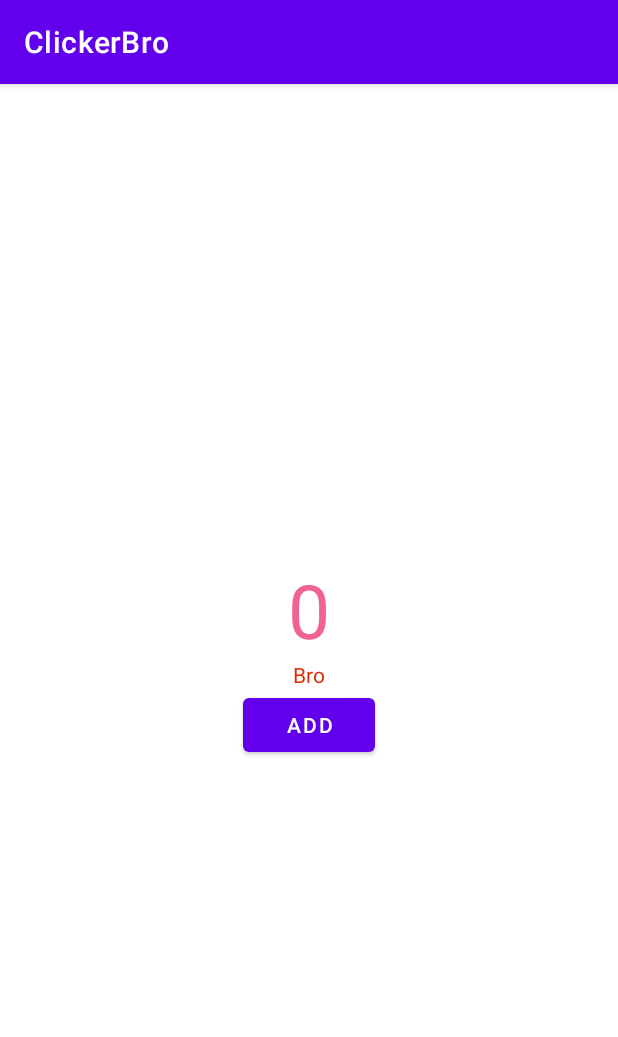
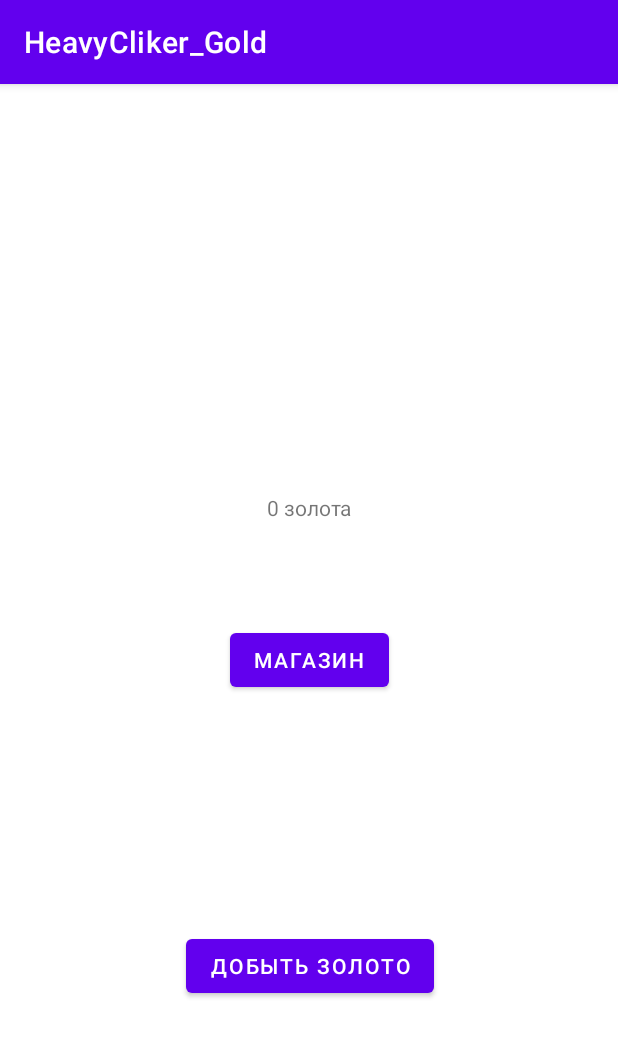
Before and after one commit to tyapckindan/ClickerBro, an Android app: the screen it shows after launch (MainActivity), on a phone screen of 412 x 824 dp. Shown: the top 1037 px of the screen. Run offline under Robolectric (Android 15) with nearby library versions, the phone set to English and light mode, and no system bars.

Commit message:
Кликер шахтёра

```diff
--- a/app/src/main/AndroidManifest.xml
+++ b/app/src/main/AndroidManifest.xml
@@ -12,6 +12,9 @@
         android:theme="@style/Theme.ClickerBro"
         tools:targetApi="31">
         <activity
+            android:name=".ShopActivity"
+            android:exported="false" />
+        <activity
             android:name=".MainActivity"
             android:exported="true">
             <intent-filter>
--- a/app/src/main/java/com/example/clickerbro/MainActivity.java
+++ b/app/src/main/java/com/example/clickerbro/MainActivity.java
@@ -1,49 +1,99 @@
 package com.example.clickerbro;
 
+import android.app.Activity;
+import android.content.Intent;
+import android.content.pm.ActivityInfo;
 import android.os.Bundle;
-import android.util.Log;
+import android.os.CountDownTimer;
 import android.view.View;
 import android.widget.TextView;
 
-import androidx.annotation.NonNull;
+import androidx.activity.result.ActivityResult;
+import androidx.activity.result.ActivityResultCallback;
+import androidx.activity.result.ActivityResultLauncher;
+import androidx.activity.result.contract.ActivityResultContracts;
 import androidx.appcompat.app.AppCompatActivity;
 
 public class MainActivity extends AppCompatActivity {
-    public static final String TAG = "StartActivity";
+    static String KEY_COUNT_GOLD = "COUNT_GOLD";
+    int count_gold = 0; // кол-во золота
+    static String KEY_ADD_GOLD = "ADD_GOLD";
+    int add_gold = 1; // буст золота
+    static String KEY_RAB_MESTO = "RAB_MESTO";
+    int rab_mesto = 10; // рабочие места
+    static String KEY_COUNT_SHAHTA = "COUNT_SHAHTA";
+    int count_shahta = 1; // Количество шахт
+    static String KEY_DOP_ADD_GOLD = "DOP_ADD_GOLD";
+    int dop_add_gold = 0; // Золото, что добывают рабы
+    TextView goldview;
+    CountDownTimer timer;
 
-    private Integer counter = 0;
+    ActivityResultLauncher<Intent> ShahtaLauncher = registerForActivityResult(new ActivityResultContracts.StartActivityForResult(),
+            new ActivityResultCallback<ActivityResult>() {
+                @Override
+                public void onActivityResult(ActivityResult result) {
+                    // все ли хорошо при получении данных из дочерней активити?
+                    if(result.getResultCode() == Activity.RESULT_OK)
+                    {
+                        //получить данные
+                        Intent intent = result.getData();
+                        count_gold = intent.getIntExtra("COUNT_GOLD", 0);
+                        goldview = findViewById(R.id.txt_score_gold);
+                        goldview.setText(count_gold + " золота");
+                        add_gold = intent.getIntExtra("ADD_GOLD", 0);
+                        rab_mesto = intent.getIntExtra("RAB_MESTO", 0);
+                        count_shahta = intent.getIntExtra("COUNT_SHAHTA", 0);
+                        dop_add_gold = intent.getIntExtra("DOP_ADD_GOLD", 0);
+                        assert intent != null;
+                    }
+                }
+            });
 
     @Override
     protected void onCreate(Bundle savedInstanceState) {
         super.onCreate(savedInstanceState);
+        setRequestedOrientation(ActivityInfo.SCREEN_ORIENTATION_PORTRAIT);
         setContentView(R.layout.activity_main);
-    }
-    public void onClickBtnAddBro(View view)
-    {
-        counter++;
-        TextView counterView = findViewById(R.id.txt_counter);
-        counterView.setText(counter.toString());
-    }
-    @Override
-    protected void onSaveInstanceState(@NonNull Bundle outState) {
-        super.onSaveInstanceState(outState);
-        outState.putInt("counter", counter);
-        Log.d(TAG, "onSaveInstanceState");
+        timer = new CountDownTimer(86400000, 2000) {
+            @Override
+            public void onTick(long l) {
+                if (count_gold < 5000) {
+                    count_gold += dop_add_gold;
+                    goldview = findViewById(R.id.txt_score_gold);
+                    goldview.setText(count_gold + " золота");
+                }
+            }
+            @Override
+            public void onFinish() {
+
+                    }
+                }.start();
+            }
+
+    // Кнопка добыть золото
+    public void AddGold(View view) {
+        if (count_gold < 5000) {
+            count_gold += add_gold;
+            goldview = findViewById(R.id.txt_score_gold);
+            goldview.setText(count_gold + " золота");
+        }
+        else
+        {
+            goldview.setText("Победа! Наслаждайтесь своим рабным гаремом...");
+        }
     }
 
-    @Override
-    protected void onRestoreInstanceState(Bundle savedInstanceState) {
-        super.onRestoreInstanceState(savedInstanceState);
-        if (savedInstanceState != null &&
-                savedInstanceState.containsKey("counter")) {
-            counter = savedInstanceState.getInt("counter");
-            TextView counterView = findViewById(R.id.txt_counter);
-            counterView.setText(counter.toString());
-        }
-        Log.d(TAG, "onRestoreInstanceState");
+    // Кнопка магазин, переход на активити магазина
+    public void Shop(View view) {
+        Intent intent = new Intent(
+                MainActivity.this,
+                ShopActivity.class);
+
+        intent.putExtra(KEY_COUNT_GOLD, count_gold);
+        intent.putExtra(KEY_ADD_GOLD, add_gold);
+        intent.putExtra(KEY_RAB_MESTO, rab_mesto);
+        intent.putExtra(KEY_COUNT_SHAHTA, count_shahta);
+        intent.putExtra(KEY_DOP_ADD_GOLD, dop_add_gold);
+        ShahtaLauncher.launch(intent);
     }
-    private void resetUI() {
-        ((TextView) findViewById(R.id.txt_counter)).setText(counter.toString());
-        Log.d(TAG, "resetUI");
-    }
-    }
+}
--- a/app/src/main/res/layout/activity_main.xml
+++ b/app/src/main/res/layout/activity_main.xml
@@ -1,32 +1,40 @@
 <?xml version="1.0" encoding="utf-8"?>
-<LinearLayout xmlns:android="http://schemas.android.com/apk/res/android"
+<androidx.constraintlayout.widget.ConstraintLayout xmlns:android="http://schemas.android.com/apk/res/android"
+    xmlns:app="http://schemas.android.com/apk/res-auto"
     xmlns:tools="http://schemas.android.com/tools"
     android:layout_width="match_parent"
     android:layout_height="match_parent"
-    android:orientation="vertical"
-    android:gravity="center"
     tools:context=".MainActivity">
 
-    <TextView
-        android:id="@+id/txt_counter"
+    <Button
+        android:onClick="AddGold"
+        android:id="@+id/AddGold"
         android:layout_width="wrap_content"
         android:layout_height="wrap_content"
-        android:gravity="center"
-        android:text="@string/_0"
-        android:textColor="#F06292"
-        android:textSize="50sp" />
+        android:text="@string/addGold"
+        app:layout_constraintBottom_toBottomOf="parent"
+        app:layout_constraintEnd_toEndOf="@+id/btnShop"
+        app:layout_constraintStart_toStartOf="@+id/btnShop"
+        app:layout_constraintTop_toBottomOf="@+id/btnShop" />
+
+    <Button
+        android:onClick="Shop"
+        android:id="@+id/btnShop"
+        android:layout_width="wrap_content"
+        android:layout_height="wrap_content"
+        android:text="@string/Shop"
+        app:layout_constraintBottom_toBottomOf="parent"
+        app:layout_constraintEnd_toEndOf="parent"
+        app:layout_constraintStart_toStartOf="parent"
+        app:layout_constraintTop_toTopOf="parent" />
 
     <TextView
+        android:id="@+id/txt_score_gold"
         android:layout_width="wrap_content"
         android:layout_height="wrap_content"
-        android:text="@string/bro"
-        android:textColor="#DD2C00" />
+        app:layout_constraintBottom_toTopOf="@+id/AddGold"
+        app:layout_constraintEnd_toEndOf="@+id/btnShop"
+        app:layout_constraintStart_toStartOf="@+id/btnShop"
+        app:layout_constraintTop_toTopOf="parent" />
 
-    <Button
-        android:id="@+id/button"
-        android:layout_width="wrap_content"
-        android:layout_height="wrap_content"
-        android:onClick="onClickBtnAddBro"
-        android:text="@string/add" />
-
-</LinearLayout>
+</androidx.constraintlayout.widget.ConstraintLayout>
--- a/app/src/main/res/values/strings.xml
+++ b/app/src/main/res/values/strings.xml
@@ -1,6 +1,18 @@
 <resources>
-    <string name="app_name">ClickerBro</string>
-    <string name="bro">Bro</string>
-    <string name="_0">0</string>
-    <string name="add">Add</string>
+    <string name="app_name">HeavyCliker_Gold</string>
+    <string name="addGold">Добыть золото</string>
+    <string name="Shop">Магазин</string>
+    <string name="title_activity_shop">activity_shop</string>
+    <!-- Strings used for fragments for navigation -->
+    <string name="first_fragment_label">First Fragment</string>
+    <string name="second_fragment_label">Second Fragment</string>
+    <string name="next">Next</string>
+    <string name="previous">Previous</string>
+
+    <string name="hello_first_fragment">Hello first fragment</string>
+    <string name="hello_second_fragment">Hello second fragment. Arg: %1$s</string>
+    <string name="bought_rab">Купить раба</string>
+    <string name="up_stone">Улучшить кирку</string>
+    <string name="bought_shahta">Купить шахту</string>
+    <string name="exit_shop">Выйти</string>
 </resources>
```
Also changed, not shown: app/src/main/java/com/example/clickerbro/ShopActivity.java (added, +118 -0 lines), app/src/main/res/layout/activity_shop.xml (added, +69 -0 lines).
